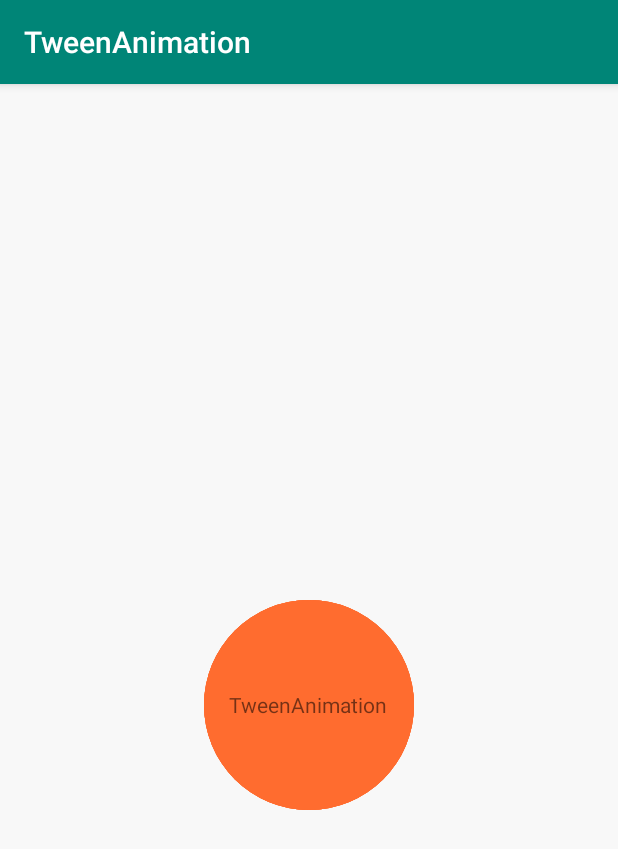
After one commit to tiffany215/AnimationExercises, an Android app: the ScanAnimationActivity screen opened directly, with no data from a screen before it, on a phone screen of 412 x 824 dp. The commit adds this screen. Shown: the top 849 px of the screen. Run offline under Robolectric (Android 15) with nearby library versions, the phone set to English and light mode, and no system bars.

Commit message:
'tweenAnimation'

```diff
--- a/tweenAnimation/src/main/AndroidManifest.xml
+++ b/tweenAnimation/src/main/AndroidManifest.xml
@@ -9,6 +9,9 @@
         android:roundIcon="@mipmap/ic_launcher_round"
         android:supportsRtl="true"
         android:theme="@style/AppTheme">
+        <activity android:name=".TweenAnimationXmlActivity"></activity>
+        <activity android:name=".SplashActivity" />
+        <activity android:name=".ScanAnimationActivity" />
         <activity android:name=".MainActivity">
             <intent-filter>
                 <action android:name="android.intent.action.MAIN" />
--- a/tweenAnimation/src/main/java/com/example/tweenanimation/MainActivity.java
+++ b/tweenAnimation/src/main/java/com/example/tweenanimation/MainActivity.java
@@ -1,5 +1,6 @@
 package com.example.tweenanimation;
 
+import android.content.Intent;
 import android.service.autofill.TextValueSanitizer;
 import android.support.v7.app.AppCompatActivity;
 import android.os.Bundle;
@@ -21,11 +22,12 @@ public class MainActivity extends AppCompatActivity {
 
         mTextView = findViewById(R.id.text_content);
 
-        mAnimation = AnimationUtils.loadAnimation(this,R.anim.scale_animtion);
+        mAnimation = AnimationUtils.loadAnimation(this, R.anim.scale_animtion);
     }
 
     public void startAnimation(View view) {
-        mTextView.startAnimation(mAnimation);
+//        mTextView.startAnimation(mAnimation);
+        startActivity(new Intent(this, TweenAnimationXmlActivity.class));
     }
 
     public void cancelAnimation(View view) {
--- /dev/null
+++ b/tweenAnimation/src/main/java/com/example/tweenanimation/ScanAnimationActivity.java
@@ -0,0 +1,50 @@
+package com.example.tweenanimation;
+
+import android.content.Context;
+import android.support.v7.app.AppCompatActivity;
+import android.os.Bundle;
+import android.view.View;
+import android.view.animation.Animation;
+import android.view.animation.AnimationUtils;
+import android.widget.ImageView;
+
+public class ScanAnimationActivity extends AppCompatActivity {
+
+    private Context mContext;
+
+    @Override
+    protected void onCreate(Bundle savedInstanceState) {
+        super.onCreate(savedInstanceState);
+        setContentView(R.layout.activity_scan_animation);
+        this.mContext = ScanAnimationActivity.this;
+
+        final Animation animation01 = AnimationUtils.loadAnimation(mContext, R.anim.scale_alpha_anim);
+        final Animation animation02 = AnimationUtils.loadAnimation(mContext, R.anim.scale_alpha_anim);
+        final Animation animation03 = AnimationUtils.loadAnimation(mContext, R.anim.scale_alpha_anim);
+        final Animation animation04 = AnimationUtils.loadAnimation(mContext, R.anim.scale_alpha_anim);
+
+
+        final ImageView circle01 = findViewById(R.id.circle1);
+        final ImageView circle02 = findViewById(R.id.circle2);
+        final ImageView circle03 = findViewById(R.id.circle3);
+        final ImageView circle04 = findViewById(R.id.circle4);
+
+
+        findViewById(R.id.start_can).setOnClickListener(new View.OnClickListener() {
+            @Override
+            public void onClick(View v) {
+                circle01.startAnimation(animation01);
+
+                animation02.setStartOffset(600);
+                circle02.startAnimation(animation02);
+//
+                animation03.setStartOffset(1200);
+                circle03.startAnimation(animation03);
+//
+                animation04.setStartOffset(1800);
+                circle04.startAnimation(animation04);
+            }
+        });
+
+    }
+}
--- /dev/null
+++ b/tweenAnimation/src/main/res/anim/scale_alpha_anim.xml
@@ -0,0 +1,20 @@
+<?xml version="1.0" encoding="utf-8"?>
+<set xmlns:android="http://schemas.android.com/apk/res/android"
+    android:duration="3000">
+
+    <scale
+        android:fromXScale="1.0"
+        android:fromYScale="1.0"
+        android:pivotX="50%"
+        android:pivotY="50%"
+        android:repeatCount="infinite"
+        android:toXScale="3.0"
+        android:toYScale="3.0" />
+
+    <alpha
+        android:fromAlpha="0.4"
+        android:repeatCount="infinite"
+        android:toAlpha="0" />
+
+
+</set>
--- /dev/null
+++ b/tweenAnimation/src/main/res/drawable/scan_circle.xml
@@ -0,0 +1,5 @@
+<?xml version="1.0" encoding="utf-8"?>
+<shape xmlns:android="http://schemas.android.com/apk/res/android"
+    android:shape="oval">
+    <solid android:color="#ff6c2f" />
+</shape>
--- /dev/null
+++ b/tweenAnimation/src/main/res/layout/activity_scan_animation.xml
@@ -0,0 +1,53 @@
+<?xml version="1.0" encoding="utf-8"?>
+<FrameLayout xmlns:android="http://schemas.android.com/apk/res/android"
+    xmlns:tools="http://schemas.android.com/tools"
+    android:layout_width="match_parent"
+    android:layout_height="match_parent"
+    android:background="#f8f8f8"
+    android:orientation="vertical"
+    tools:context=".ScanAnimationActivity">
+
+    <ImageView
+        android:id="@+id/circle1"
+        android:layout_width="140dp"
+        android:layout_height="140dp"
+        android:layout_gravity="center"
+        android:layout_marginTop="30dp"
+        android:src="@drawable/scan_circle" />
+
+    <ImageView
+        android:id="@+id/circle2"
+        android:layout_width="140dp"
+        android:layout_height="140dp"
+        android:layout_gravity="center"
+        android:layout_marginTop="30dp"
+        android:src="@drawable/scan_circle" />
+
+    <ImageView
+        android:id="@+id/circle3"
+        android:layout_width="140dp"
+        android:layout_height="140dp"
+        android:layout_gravity="center"
+        android:layout_marginTop="30dp"
+        android:src="@drawable/scan_circle" />
+
+    <ImageView
+        android:id="@+id/circle4"
+        android:layout_width="140dp"
+        android:layout_height="140dp"
+        android:layout_gravity="center"
+        android:layout_marginTop="30dp"
+        android:src="@drawable/scan_circle" />
+
+
+    <TextView
+        android:id="@+id/start_can"
+        android:layout_width="155dp"
+        android:layout_height="155dp"
+        android:layout_gravity="center"
+        android:layout_marginTop="30dp"
+        android:gravity="center"
+        android:text="@string/app_name" />
+
+
+</FrameLayout>
```
Also changed, not shown: tweenAnimation/src/main/java/com/example/tweenanimation/SplashActivity.java (added, +26 -0 lines), tweenAnimation/src/main/java/com/example/tweenanimation/TweenAnimationXmlActivity.java (added, +45 -0 lines), tweenAnimation/src/main/res/layout/activity_splash.xml (added, +21 -0 lines), tweenAnimation/src/main/res/layout/activity_tweem_animation_xml.xml (added, +9 -0 lines), tweenAnimation/src/main/res/menu/tween_menu.xml (added, +14 -0 lines), tweenAnimation/src/main/res/mipmap-hdpi/icon_flawer.jpg (added), tweenAnimation/src/main/res/mipmap-hdpi/splash.png (added).
